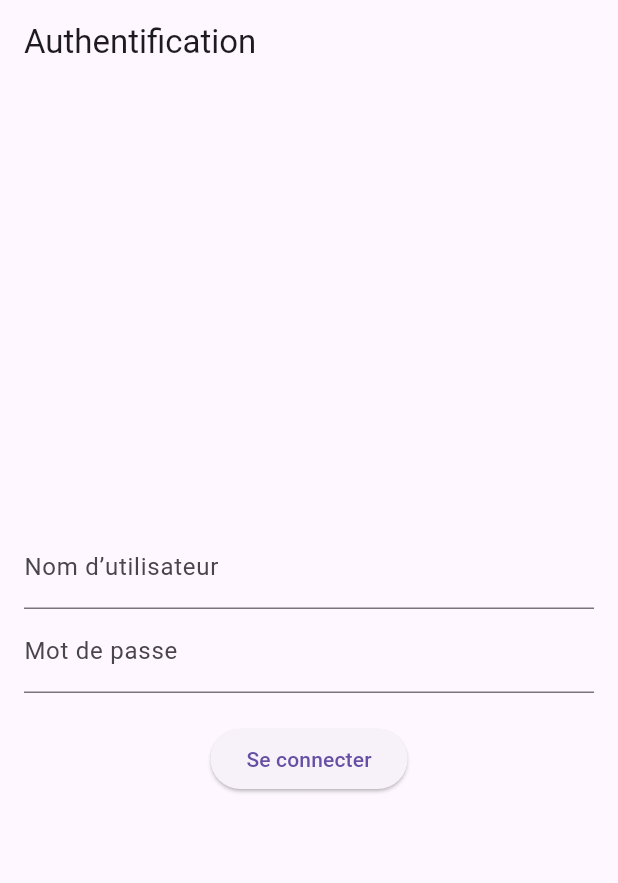
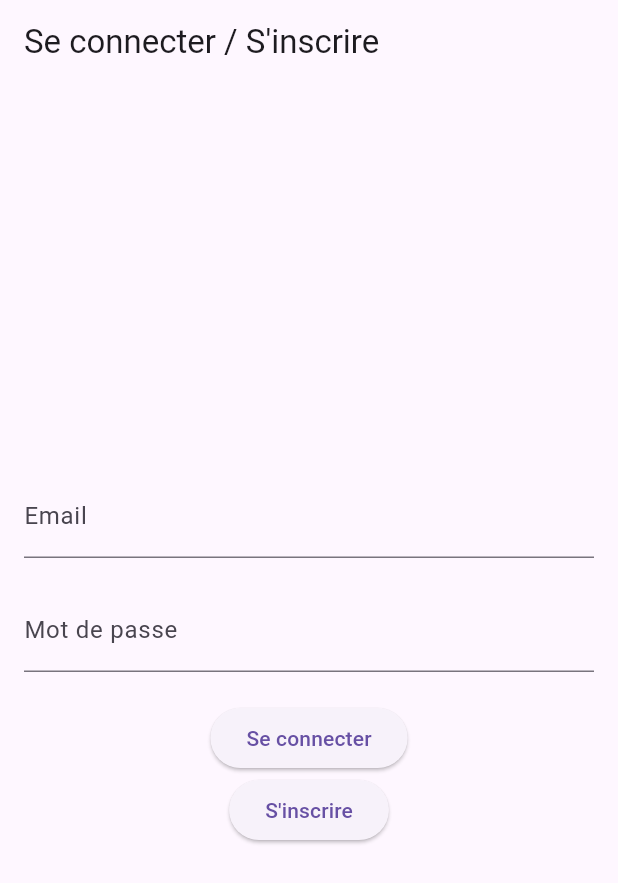
Before and after one commit to SmallCapu2022/contract_central, a Flutter app: the screen it shows after launch, on a phone screen of 412 x 824 dp. Shown: the top 883 px of the screen. Run offline on Flutter 3.47's test engine with Material 3 defaults, Android fonts, the phone set to English and light mode, and no system bars; our stand-ins replace firebase_auth, firebase_core; accounts and stored records are empty.

Commit message:
Authent connexion avec firebase et chatbot

```diff
--- a/lib/main.dart
+++ b/lib/main.dart
@@ -1,9 +1,21 @@
 import 'package:flutter/material.dart';
-import 'pages/login_page.dart';
+import 'package:firebase_core/firebase_core.dart';
+import 'package:firebase_auth/firebase_auth.dart';
 import 'pages/home_page.dart';
+import 'pages/auth_page.dart';
 
-void main() {
-  runApp(MyApp());
+// Remplace avec les configurations de ton application
+import 'firebase_options.dart'; // Ce fichier est généré lors de l'ajout d'une application Firebase
+
+void main() async {
+  WidgetsFlutterBinding.ensureInitialized();
+  try {
+    // Initialise Firebase avec la configuration spécifique à l'application
+    await Firebase.initializeApp(options: DefaultFirebaseOptions.currentPlatform);
+    runApp(MyApp());
+  } catch (e) {
+    print("Erreur d'initialisation de Firebase: $e");
+  }
 }
 
 class MyApp extends StatelessWidget {
@@ -14,11 +26,22 @@ class MyApp extends StatelessWidget {
       theme: ThemeData(
         primarySwatch: Colors.blue,
       ),
-      // Définir les routes pour l'application
-      initialRoute: '/',
+      home: StreamBuilder<User?>(
+        stream: FirebaseAuth.instance.authStateChanges(),
+        builder: (context, snapshot) {
+          if (snapshot.connectionState == ConnectionState.active) {
+            if (snapshot.hasData) {
+              return HomePage();
+            } else {
+              return AuthPage();
+            }
+          }
+          return Center(child: CircularProgressIndicator());
+        },
+      ),
       routes: {
-        '/': (context) => LoginPage(),
         '/home': (context) => HomePage(),
+        '/auth': (context) => AuthPage(),
       },
     );
   }
--- /dev/null
+++ b/lib/pages/auth_page.dart
@@ -0,0 +1,98 @@
+import 'package:flutter/material.dart';
+import 'package:firebase_auth/firebase_auth.dart';
+
+class AuthPage extends StatefulWidget {
+  @override
+  _AuthPageState createState() => _AuthPageState();
+}
+
+class _AuthPageState extends State<AuthPage> {
+  final _emailController = TextEditingController();
+  final _passwordController = TextEditingController();
+  final FirebaseAuth _auth = FirebaseAuth.instance;
+
+  // Variable pour gérer l'affichage des messages d'erreur
+  String? _errorMessage;
+
+  // Fonction pour l'inscription de l'utilisateur
+  Future<void> _signUp() async {
+    try {
+      await _auth.createUserWithEmailAndPassword(
+        email: _emailController.text,
+        password: _passwordController.text,
+      );
+      // Si l'inscription réussit, on peut rediriger l'utilisateur vers la page d'accueil
+      Navigator.pushReplacementNamed(context, '/home');
+    } catch (e) {
+      setState(() {
+        _errorMessage = e.toString();
+      });
+    }
+  }
+
+  // Fonction pour la connexion de l'utilisateur
+  Future<void> _signIn() async {
+    try {
+      await _auth.signInWithEmailAndPassword(
+        email: _emailController.text,
+        password: _passwordController.text,
+      );
+      // Si la connexion réussit, on redirige vers la page d'accueil
+      Navigator.pushReplacementNamed(context, '/home');
+    } catch (e) {
+      setState(() {
+        _errorMessage = e.toString();
+      });
+    }
+  }
+
+  @override
+  Widget build(BuildContext context) {
+    return Scaffold(
+      appBar: AppBar(
+        title: Text('Se connecter / S\'inscrire'),
+      ),
+      body: Padding(
+        padding: const EdgeInsets.all(16.0),
+        child: Column(
+          mainAxisAlignment: MainAxisAlignment.center,
+          children: [
+            TextField(
+              controller: _emailController,
+              decoration: InputDecoration(
+                labelText: 'Email',
+                errorText: _errorMessage == null ? null : 'Erreur : $_errorMessage',
+              ),
+            ),
+            SizedBox(height: 20),
+            TextField(
+              controller: _passwordController,
+              obscureText: true,
+              decoration: InputDecoration(
+                labelText: 'Mot de passe',
+              ),
+            ),
+            SizedBox(height: 20),
+            ElevatedButton(
+              onPressed: _signIn,
+              child: Text('Se connecter'),
+            ),
+            ElevatedButton(
+              onPressed: _signUp,
+              child: Text('S\'inscrire'),
+            ),
+            // Affichage des erreurs si nécessaire
+            if (_errorMessage != null)
+              Padding(
+                padding: const EdgeInsets.only(top: 8.0),
+                child: Text(
+                  _errorMessage!,
+                  style: TextStyle(color: Colors.red),
+                ),
+              ),
+          ],
+        ),
+      ),
+    );
+  }
+}
--- a/lib/pages/login_page.dart
+++ /dev/null
@@ -1,70 +0,0 @@
-import 'package:flutter/material.dart';
-import 'package:http/http.dart' as http;
-import 'dart:convert';
-
-class LoginPage extends StatefulWidget {
-  @override
-  _LoginPageState createState() => _LoginPageState();
-}
-
-class _LoginPageState extends State<LoginPage> {
-  final TextEditingController _usernameController = TextEditingController();
-  final TextEditingController _passwordController = TextEditingController();
-
-  // Méthode pour envoyer les informations de connexion au back-end
-  Future<void> _login() async {
-    final String username = _usernameController.text;
-    final String password = _passwordController.text;
-
-    // Adresse du back-end (à remplacer par l'URL de ton API)
-    final url = Uri.parse('https://ton-api-url.com/login');
-
-    // Requête HTTP POST
-    final response = await http.post(
-      url,
-      headers: {'Content-Type': 'application/json'},
-      body: jsonEncode({'username': username, 'password': password}),
-    );
-
-    if (response.statusCode == 200) {
-      // Connexion réussie
-      Navigator.pushReplacementNamed(context, '/home');
-    } else {
-      // Erreur d'authentification
-      ScaffoldMessenger.of(context).showSnackBar(
-        SnackBar(content: Text("Erreur de connexion. Veuillez réessayer.")),
-      );
-    }
-  }
-
-  @override
-  Widget build(BuildContext context) {
-    return Scaffold(
-      appBar: AppBar(title: Text("Authentification")),
-      body: Center(
-        child: Padding(
-          padding: EdgeInsets.all(16.0),
-          child: Column(
-            mainAxisAlignment: MainAxisAlignment.center,
-            children: [
-              TextField(
-                controller: _usernameController,
-                decoration: InputDecoration(labelText: 'Nom d’utilisateur'),
-              ),
-              TextField(
-                controller: _passwordController,
-                decoration: InputDecoration(labelText: 'Mot de passe'),
-                obscureText: true,
-              ),
-              SizedBox(height: 20),
-              ElevatedButton(
-                onPressed: _login,
-                child: Text("Se connecter"),
-              ),
-            ],
-          ),
-        ),
-      ),
-    );
-  }
-}
--- a/pubspec.yaml
+++ b/pubspec.yaml
@@ -31,6 +31,10 @@ dependencies:
   flutter:
     sdk: flutter
   http: ^1.2.2
+  firebase_core: ^3.2.0  # Met à jour firebase_core à cette version
+  cloud_firestore: ^5.1.0
+  firebase_auth: ^5.3.3  # Utilise une version stable et compatible
+
 
 
   # The following adds the Cupertino Icons font to your application.
```
Also changed, not shown: lib/pages/chatbot_page.dart (added, +105 -0 lines), lib/pages/home_page.dart (+17 -1 lines), firebase.json (added), lib/firebase_options.dart (added), pubspec.lock, 7 other files.
